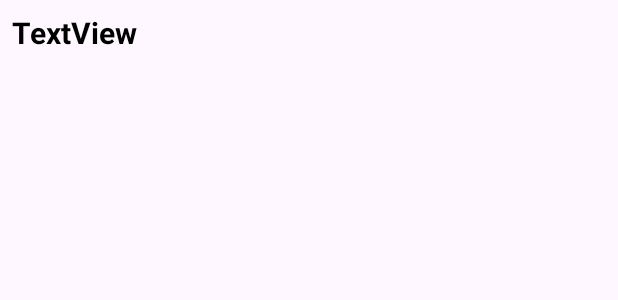
After one commit to escape0906/EscapeApp, an Android app: the layout item_header.xml on its own in the app's theme, with its tools: preview values and no code run, on a phone screen of 412 x 824 dp. The commit adds this screen. Shown: the top 300 px of the screen. Run offline under Robolectric (Android 15) with nearby library versions, the phone set to English and light mode, and no system bars.

Commit message:
[Update] 검색 화면 ui 구현

```diff
--- /dev/null
+++ b/app/src/main/res/layout/item_header.xml
@@ -0,0 +1,16 @@
+<?xml version="1.0" encoding="utf-8"?>
+<LinearLayout xmlns:android="http://schemas.android.com/apk/res/android"
+    android:layout_width="match_parent"
+    android:layout_height="match_parent">
+
+    <TextView
+        android:id="@+id/item_header_title"
+        android:layout_width="wrap_content"
+        android:layout_height="wrap_content"
+        android:layout_weight="1"
+        android:textSize="20sp"
+        android:textColor="@color/black"
+        android:textStyle="bold"
+        android:layout_margin="8dp"
+        android:text="TextView" />
+</LinearLayout>
```
Also changed, not shown: app/src/main/java/com/dhxxn17/escape96app/ui/pages/home/ThemeAdapter.kt (added, +52 -0 lines), app/src/main/res/layout/fragment_search.xml (+67 -3 lines), app/src/main/res/drawable/ic_back.png (added).
